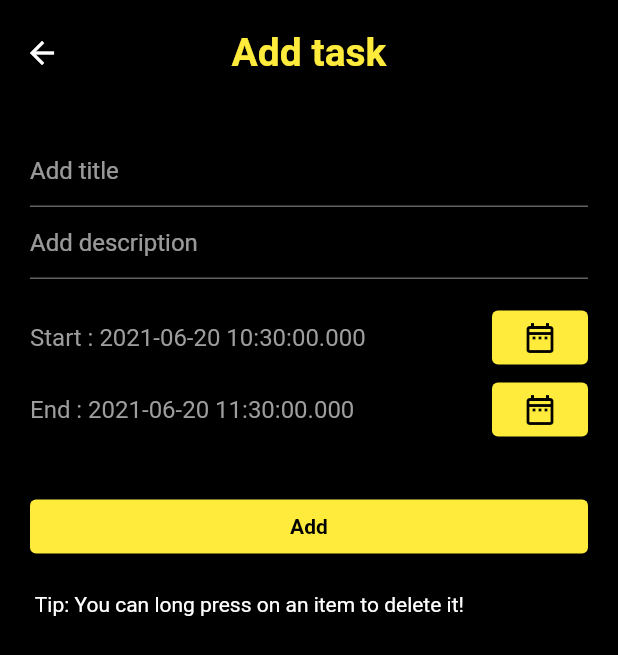
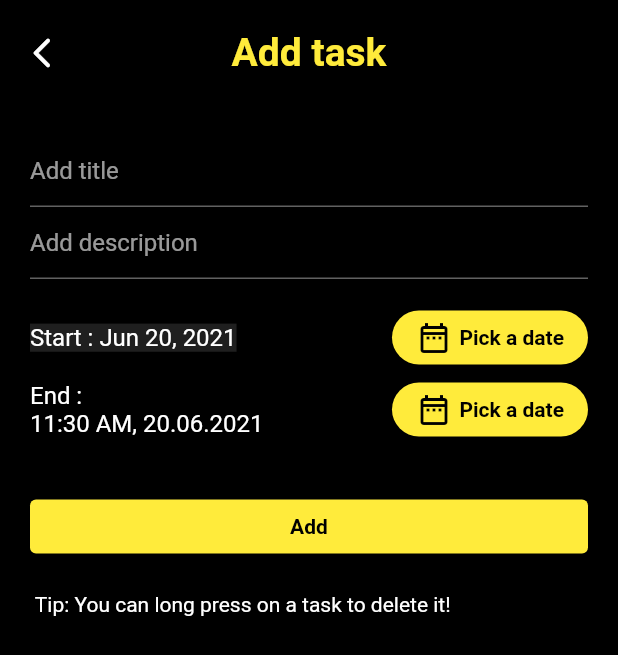
Before and after one commit to Basith-P/ToDo-ATFG, a Flutter app: the AddTodo screen opened directly, on a phone screen of 412 x 824 dp. Shown: the top 655 px of the screen. Run offline on Flutter 3.47's test engine with Material 2 defaults, Android fonts, the phone set to English and light mode, and no system bars; our stand-ins replace flutter_datetime_picker, googleapis_auth, hive, hive_flutter; missing offline and left inert: googleapis; accounts and stored records are empty; generated files the repository leaves out were written again.

Commit message:
change date format

```diff
--- a/lib/views/add_todo.dart
+++ b/lib/views/add_todo.dart
@@ -3,6 +3,7 @@ import 'package:hive/hive.dart';
 import 'package:flutter_datetime_picker/flutter_datetime_picker.dart';
 import "package:googleapis_auth/auth_io.dart";
 import 'package:flutter/material.dart';
+import 'package:intl/intl.dart';
 import 'package:url_launcher/url_launcher.dart';
 // import 'package:googleapis/calendar/v3.dart';
 
@@ -51,6 +52,7 @@ class _AddTodoState extends State<AddTodo> {
         toolbarHeight: 70,
         backgroundColor: Colors.black,
         centerTitle: true,
+        leading: Icon(Icons.arrow_back_ios_new_rounded),
         title: Text(
           "Add task",
           style: TextStyle(
@@ -91,11 +93,18 @@ class _AddTodoState extends State<AddTodo> {
                   Text(
                     _start == null
                         ? 'Start : '
-                        : 'Start : ' + _start.toString(),
-                    style: TextStyle(fontSize: 16, color: Colors.grey),
+                        : 'Start : ' + DateFormat.yMMMd().format(_start),
+                    style: TextStyle(
+                      fontSize: 16,
+                      color: Colors.white,
+                      backgroundColor: Colors.white12,
+                    ),
                   ),
                   ElevatedButton(
-                    style: ElevatedButton.styleFrom(primary: Colors.yellow),
+                    style: ElevatedButton.styleFrom(
+                      primary: Colors.yellow,
+                      shape: StadiumBorder(),
+                    ),
                     onPressed: () {
                       DatePicker.showDateTimePicker(context,
                               showTitleActions: true,
@@ -109,10 +118,7 @@ class _AddTodoState extends State<AddTodo> {
                         });
                       });
                     },
-                    child: Icon(
-                      Icons.date_range_outlined,
-                      color: Colors.black,
-                    ),
+                    child: PickDateButton(),
                   ),
                 ],
               ),
@@ -120,17 +126,22 @@ class _AddTodoState extends State<AddTodo> {
                 mainAxisAlignment: MainAxisAlignment.spaceBetween,
                 children: [
                   Text(
-                    _end == null ? 'End : ' : 'End : ' + _end.toString(),
-                    style: TextStyle(fontSize: 16, color: Colors.grey),
+                    _end == null
+                        ? 'End : '
+                        : 'End : \n' +
+                            DateFormat("h:mm a, dd.MM.yyyy ").format(_end),
+                    style: TextStyle(fontSize: 16, color: Colors.white),
                   ),
                   ElevatedButton(
-                      style: ElevatedButton.styleFrom(primary: Colors.yellow),
+                    style: ElevatedButton.styleFrom(
+                      primary: Colors.yellow,
+                      shape: StadiumBorder(),
+                    ),
                     onPressed: () {
                       DatePicker.showDateTimePicker(context,
                               showTitleActions: true,
                               minTime: DateTime.now(),
-                                maxTime:
-                                    DateTime.now().add(Duration(days: 365)),
+                              maxTime: DateTime.now().add(Duration(days: 365)),
                               currentTime:
                                   DateTime.now().add(Duration(hours: 1)),
                               locale: LocaleType.en)
@@ -140,10 +151,8 @@ class _AddTodoState extends State<AddTodo> {
                         });
                       });
                     },
-                      child: Icon(
-                        Icons.date_range_outlined,
-                        color: Colors.black,
-                      )),
+                    child: PickDateButton(),
+                  ),
                 ],
               ),
               const SizedBox(
@@ -159,7 +168,7 @@ class _AddTodoState extends State<AddTodo> {
                 ),
               ),
               const SizedBox(height: 20),
-              Text(' Tip: You can long press on an item to delete it!'),
+              Text(' Tip: You can long press on a task to delete it!'),
             ],
           ),
         ),
@@ -167,3 +176,29 @@ class _AddTodoState extends State<AddTodo> {
     );
   }
 }
+
+class PickDateButton extends StatelessWidget {
+  const PickDateButton({
+    Key key,
+  }) : super(key: key);
+
+  @override
+  Widget build(BuildContext context) {
+    return Row(
+      children: [
+        Icon(
+          Icons.date_range_outlined,
+          color: Colors.black,
+        ),
+        const SizedBox(width: 5),
+        Text(
+          'Pick a date',
+          style: TextStyle(
+            color: Colors.black,
+            fontWeight: FontWeight.bold,
+          ),
+        )
+      ],
+    );
+  }
+}
```
Lines whose indentation alone changed are shown as unchanged.
